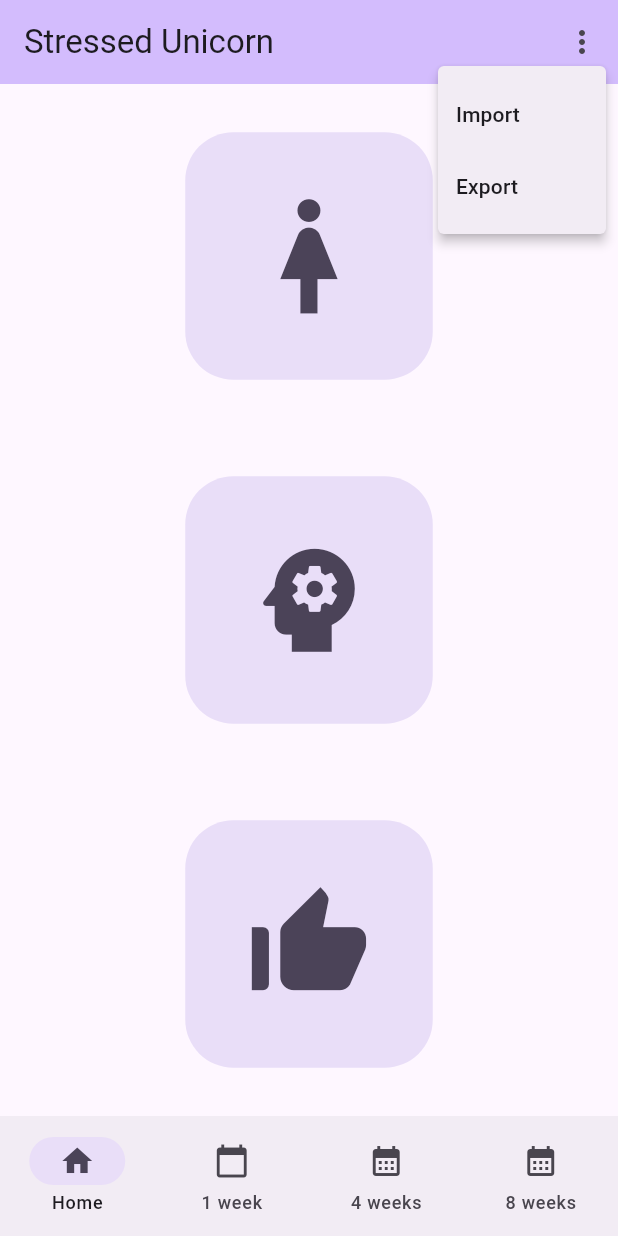
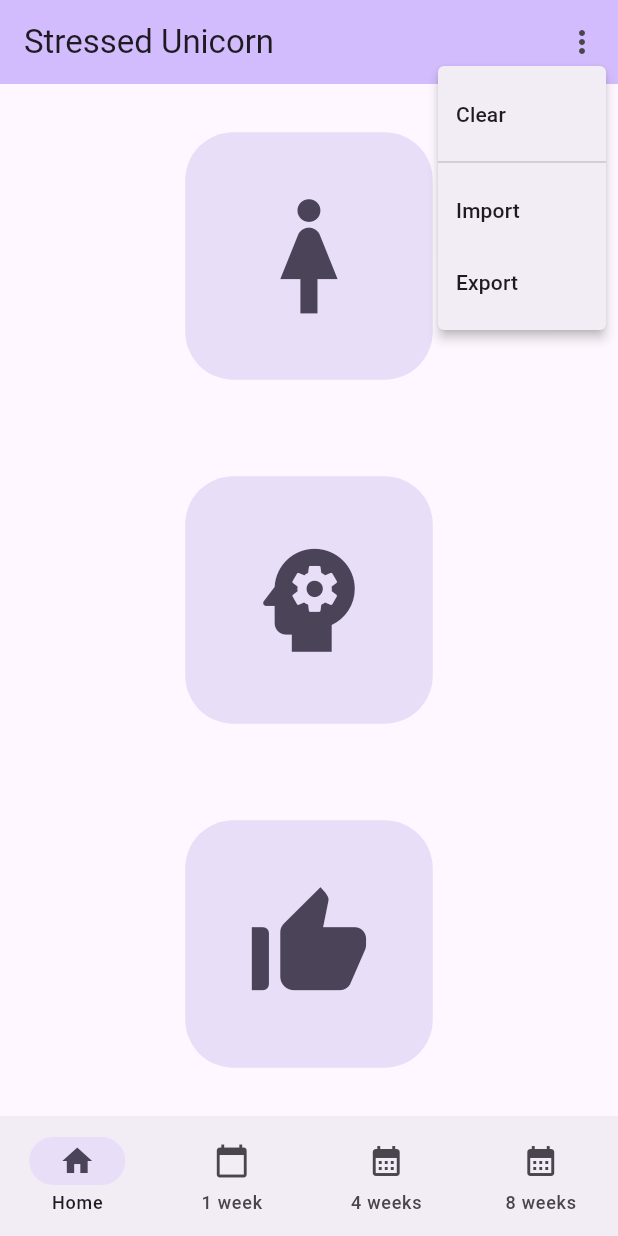
Before and after one commit to anlumo/stressed_unicorn, a Flutter app: the screen it shows after launch, after a tap on the "more vert" icon, on a phone screen of 412 x 824 dp. Run offline on Flutter 3.47's test engine with Material 3 defaults, Android fonts, the light colour scheme and no system bars; our stand-ins replace drift, drift_flutter, file_picker, syncfusion_flutter_charts; accounts and stored records are empty; generated files the repository leaves out were written again.

Commit message:
Implemented clearing the whole database.

```diff
--- a/lib/database.dart
+++ b/lib/database.dart
@@ -54,4 +54,8 @@ class AppDatabase extends _$AppDatabase {
     });
     return json.length;
   }
+
+  Future<int> clear() {
+    return delete(stressItems).go();
+  }
 }
--- a/lib/main.dart
+++ b/lib/main.dart
@@ -60,12 +60,34 @@ class _MyHomePageState extends State<MyHomePage> {
           PopupMenuButton(
             position: PopupMenuPosition.under,
             itemBuilder:
-                (context) => [
+                (context) => <PopupMenuEntry<String>>[
+                  PopupMenuItem(value: 'clear', child: Text('Clear')),
+                  PopupMenuDivider(),
                   PopupMenuItem(value: 'import', child: Text('Import')),
                   PopupMenuItem(value: 'export', child: Text('Export')),
                 ],
             onSelected: (value) async {
               switch (value) {
+                case 'clear':
+                  final confirm = await showDialog<bool>(
+                    context: context,
+                    builder:
+                        (context) => AlertDialog(
+                          title: Text('Confirm Clear'),
+                          content: Text('Are you sure you want to clear the database? This action cannot be undone.'),
+                          actions: [
+                            TextButton(onPressed: () => Navigator.of(context).pop(false), child: Text('Cancel')),
+                            TextButton(onPressed: () => Navigator.of(context).pop(true), child: Text('Clear')),
+                          ],
+                        ),
+                  );
+
+                  if (confirm == true) {
+                    final count = await widget.database.clear();
+                    if (context.mounted) {
+                      ScaffoldMessenger.of(context).showSnackBar(SnackBar(content: Text('$count entries deleted')));
+                    }
+                  }
                 case 'import':
                   final result = await FilePicker.platform.pickFiles(
                     dialogTitle: 'Import database',
```
